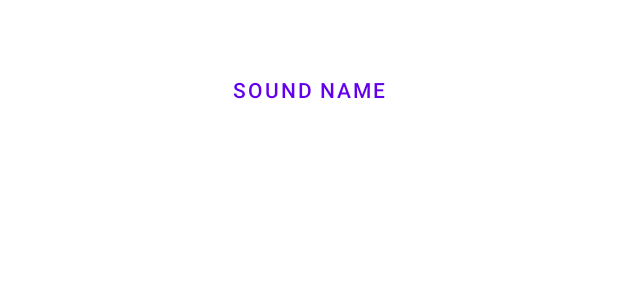
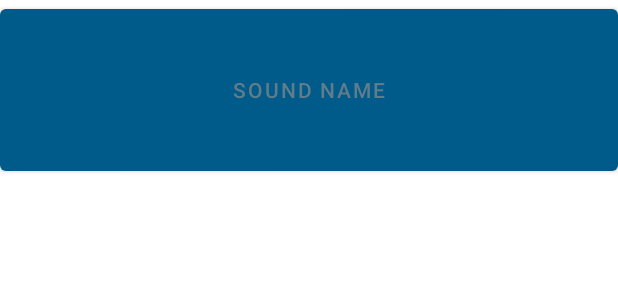
Before and after one commit to SaherAlSous/BeatBox, an Android app: the layout list_item_sound.xml on its own in the app's theme, with its tools: preview values and no code run, on a phone screen of 412 x 824 dp. Shown: the top 300 px of the screen. Run offline under Robolectric (Android 15) with nearby library versions, the phone set to English and light mode, and no system bars.

Commit message:
Chapter 21 Done

```diff
--- a/app/src/main/res/layout/list_item_sound.xml
+++ b/app/src/main/res/layout/list_item_sound.xml
@@ -14,6 +14,6 @@
         android:onClick="@{() -> viewModel.onButtonClicked()}"
     android:text="@{viewModel.title}"
     tools:text="Sound name"
-        style="?android:attr/buttonBarButtonStyle"/>
+        />
 
 </layout>
--- a/app/src/main/res/values/colors.xml
+++ b/app/src/main/res/values/colors.xml
@@ -7,4 +7,10 @@
     <color name="teal_700">#FF018786</color>
     <color name="black">#FF000000</color>
     <color name="white">#FFFFFFFF</color>
+
+    <color name="red">#F44336</color>
+    <color name="dark_red">#C3352B</color>
+    <color name="gray">#607D8B</color>
+    <color name="soothing_blue">#0083BF</color>
+    <color name="dark_blue">#005A8A</color>
 </resources>
--- a/app/src/main/res/values/themes.xml
+++ b/app/src/main/res/values/themes.xml
@@ -2,9 +2,9 @@
     <!-- Base application theme. -->
     <style name="Theme.BeatBox" parent="Theme.MaterialComponents.DayNight.DarkActionBar">
         <!-- Primary brand color. -->
-        <item name="colorPrimary">@color/purple_500</item>
-        <item name="colorPrimaryVariant">@color/purple_700</item>
-        <item name="colorOnPrimary">@color/white</item>
+        <item name="colorPrimary">@color/dark_blue</item>
+        <item name="colorPrimaryVariant">@color/dark_red</item>
+        <item name="colorOnPrimary">@color/gray</item>
         <!-- Secondary brand color. -->
         <item name="colorSecondary">@color/teal_200</item>
         <item name="colorSecondaryVariant">@color/teal_700</item>
@@ -12,5 +12,18 @@
         <!-- Status bar color. -->
         <item name="android:statusBarColor" tools:targetApi="l">?attr/colorPrimaryVariant</item>
         <!-- Customize your theme here. -->
+        <item name="buttonStyle">@style/BeatBoxButtonItalic</item>
+    </style>
+
+    <style name="BeatBoxButton">
+        <item name="android:background">@color/dark_blue</item>
+    </style>
+
+    <style name="BeatBoxButton.Strong">
+        <item name="android:textStyle">bold</item>
+    </style>
+
+    <style name="BeatBoxButtonItalic" parent="Widget.MaterialComponents.ExtendedFloatingActionButton">
+        <item name="android:textStyle">italic</item>
     </style>
 </resources>
```
Also changed, not shown: 1 other file.
